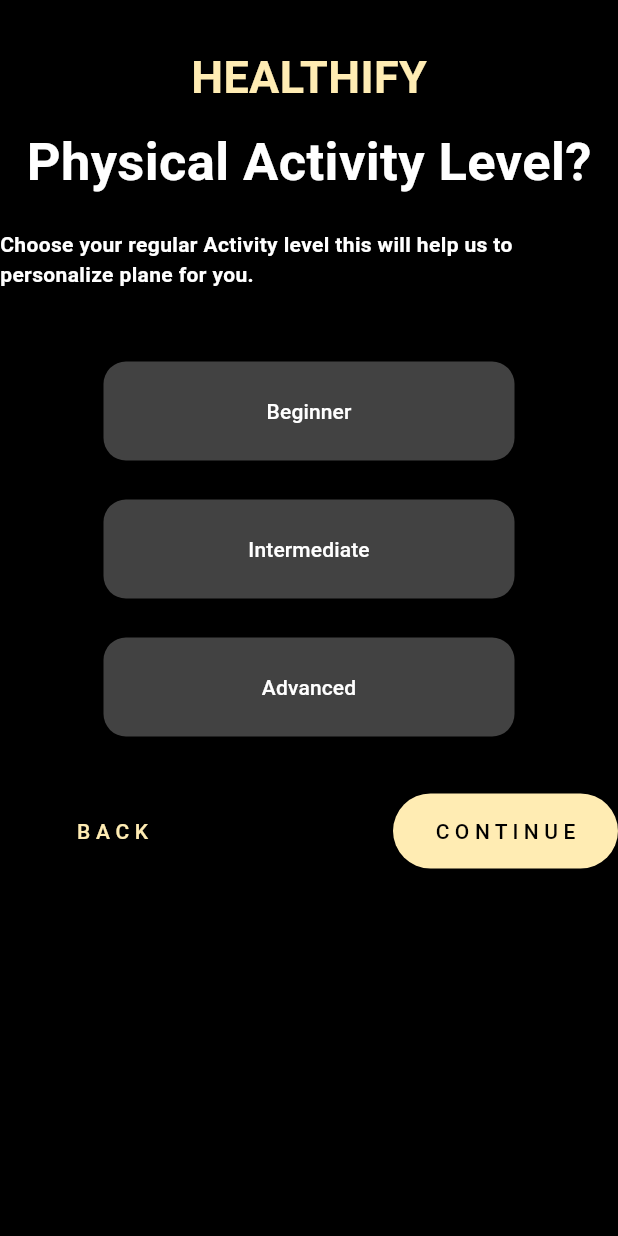
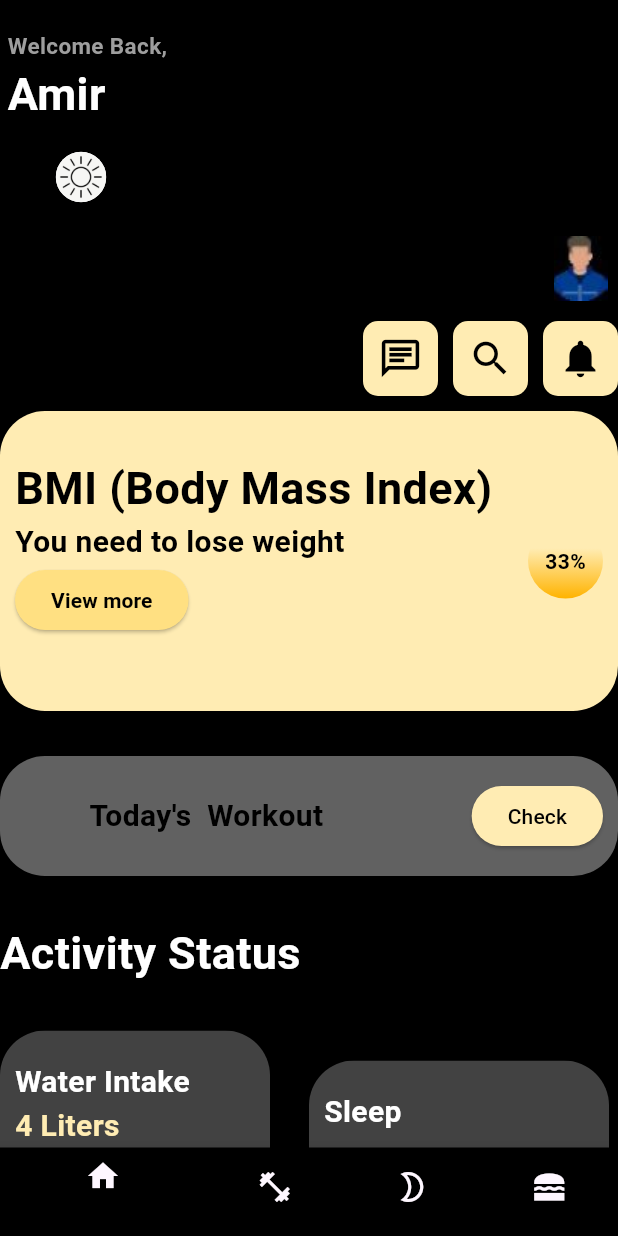
Before and after one commit to ErenySamir/Fitness, a Flutter app: the screen it shows after launch, on a phone screen of 412 x 824 dp. Run offline on Flutter 3.47's test engine with Material 3 defaults, Android fonts, the phone set to English and light mode, and no system bars.

Commit message:
Home Page

```diff
--- /dev/null
+++ b/lib/Profile/Food.dart
@@ -0,0 +1,10 @@
+import 'package:flutter/cupertino.dart';
+
+class FoodPage extends StatelessWidget {
+  @override
+  Widget build(BuildContext context) {
+    return Center(
+      child: Text('Search Page'),
+    );
+  }
+}
--- /dev/null
+++ b/lib/Profile/Health.dart
@@ -0,0 +1,10 @@
+import 'package:flutter/cupertino.dart';
+
+class HealthPage extends StatelessWidget {
+  @override
+  Widget build(BuildContext context) {
+    return Center(
+      child: Text('Health Page'),
+    );
+  }
+}
--- /dev/null
+++ b/lib/Profile/Home.dart
@@ -0,0 +1,501 @@
+import 'package:flutter/material.dart';
+
+import 'Food.dart';
+import 'Moon.dart';
+import 'Profile.dart';
+import 'Health.dart';
+
+class Home extends StatefulWidget {
+  @override
+  State<Home> createState() {
+    return HomeState();
+  }
+}
+
+class HomeState extends State<Home> {
+  bool isDarkMode = true;
+  int currentIndexx = 0;
+
+  final List<Widget> pages = [
+    ProfilePage(),
+    FoodPage(),
+    MoonPage(),
+    HealthPage(),
+  ];
+
+  @override
+  Widget build(BuildContext context) {
+    return Scaffold(
+      backgroundColor: Colors.black,
+      body: SingleChildScrollView(
+        child: Column(crossAxisAlignment: CrossAxisAlignment.start, children: [
+          Padding(
+            padding: const EdgeInsets.only(top: 20, left: 5),
+            child: Text(
+              "Welcome Back,",
+              style: TextStyle(
+                color: Colors.grey,
+                fontSize: 15.0,
+                fontWeight: FontWeight.bold,
+              ),
+            ),
+          ),
+          Padding(
+            padding: const EdgeInsets.only(left: 5),
+            child: Text(
+              "Amir ",
+              style: TextStyle(
+                color: Colors.white,
+                fontSize: 30.0,
+                fontWeight: FontWeight.bold,
+              ),
+            ),
+          ),
+          const SizedBox(height: 10.0),
+          Padding(
+            padding: const EdgeInsets.only(left: 10.0),
+            child: Transform.scale(
+              scale: 1.4,
+              child: Switch(
+                value: isDarkMode,
+                onChanged: (value) {
+                  setState(() {
+                    isDarkMode = value;
+                  });
+                },
+                activeTrackColor: Colors.black,
+                inactiveTrackColor: Colors.black,
+                inactiveThumbColor: Colors.black,
+                activeThumbImage: AssetImage('assets/images/ssun.jpg'),
+                inactiveThumbImage: AssetImage('assets/images/moon.jpg'),
+              ),
+            ),
+          ),
+          SizedBox(height: 10),
+          Row(
+            mainAxisAlignment: MainAxisAlignment.end,
+            children: [
+              Padding(
+                padding: const EdgeInsets.only(top: 2.0),
+                child: Container(
+                  width: 50,
+                  height: 50,
+                  decoration: BoxDecoration(
+                    shape: BoxShape.circle,
+                  ),
+                  child: Image.asset(
+                    'assets/images/person.jpg',
+                  ),
+                ),
+              ),
+            ],
+          ),
+          SizedBox(height: 10),
+          Row(
+            mainAxisAlignment: MainAxisAlignment.end,
+            children: [
+              SizedBox(width: 10),
+              Container(
+                width: 50,
+                height: 50,
+                decoration: BoxDecoration(
+                  shape: BoxShape.rectangle,
+                  borderRadius: BorderRadius.circular(10.0),
+                  color: Colors.amber.shade100,
+                ),
+                child: Icon(
+                  Icons.chat_outlined,
+                  color: Colors.black,
+                  size: 30,
+                ),
+              ),
+              SizedBox(width: 10),
+              Container(
+                width: 50,
+                height: 50,
+                decoration: BoxDecoration(
+                  borderRadius: BorderRadius.circular(10.0),
+                  shape: BoxShape.rectangle,
+                  color: Colors.amber.shade100,
+                ),
+                child: Icon(
+                  Icons.search,
+                  color: Colors.black,
+                  size: 30,
+                ),
+              ),
+              SizedBox(width: 10),
+              Container(
+                width: 50,
+                height: 50,
+                decoration: BoxDecoration(
+                  shape: BoxShape.rectangle,
+                  borderRadius: BorderRadius.circular(10.0),
+                  color: Colors.amber.shade100,
+                ),
+                child: Icon(
+                  Icons.notifications,
+                  color: Colors.black,
+                  size: 30,
+                ),
+              ),
+            ],
+          ),
+          Padding(
+            padding: const EdgeInsets.only(top: 10.0),
+            child: ClipRRect(
+              borderRadius: BorderRadius.circular(30),
+              child: SizedBox(
+                width: 900,
+                height: 200,
+                child: Container(
+                    color: Colors.amber.shade100,
+                    height: 300,
+                    child: Padding(
+                      padding: const EdgeInsets.fromLTRB(10, 20, 10, 20),
+                      child: Row(
+                        mainAxisAlignment: MainAxisAlignment.end,
+                        children: <Widget>[
+                          Expanded(
+                            child: Column(
+                              crossAxisAlignment: CrossAxisAlignment.start,
+                              children: <Widget>[
+                                SizedBox(height: 10),
+                                Text(
+                                  'BMI (Body Mass Index)',
+                                  style: TextStyle(
+                                      color: Colors.black,
+                                      fontSize: 30,
+                                      fontWeight: FontWeight.bold), //TextStyle
+                                ),
+                                SizedBox(), //SizedBox
+                                Text(
+                                  'You need to lose weight',
+                                  style: TextStyle(
+                                      color: Colors.black,
+                                      fontSize: 20,
+                                      fontWeight: FontWeight.bold), //TextStyle
+                                ), //Text
+                                SizedBox(),
+                                ElevatedButton(
+                                  onPressed: () {},
+                                  style: ElevatedButton.styleFrom(
+                                    backgroundColor: Colors.amber.shade200,
+                                  ),
+                                  child: Text(
+                                    'View more',
+                                    style: TextStyle(
+                                        color: Colors.black,
+                                        fontWeight: FontWeight.bold),
+                                  ),
+                                ),
+                              ],
+                            ),
+                          ),
+                          SizedBox(width: 20),
+                          Container(
+                            width: 50,
+                            height: 50,
+                            decoration: BoxDecoration(
+                              shape: BoxShape.circle,
+                              gradient: LinearGradient(
+                                colors: [
+                                  Colors.amber.shade100,
+                                  Colors.amber.shade600
+                                ],
+                                stops: [0.33, 1.0],
+                                begin: Alignment.topCenter,
+                                end: Alignment.bottomCenter,
+                              ),
+                            ),
+                            child: Center(
+                              child: Text(
+                                '33%',
+                                style: TextStyle(
+                                  color: Colors.black,
+                                  fontWeight: FontWeight.bold,
+                                ),
+                              ),
+                            ),
+                          )
+                        ],
+                      ),
+                    )),
+              ),
+            ), //Banner
+            // ),
+          ),
+          Padding(
+            padding: const EdgeInsets.only(top: 30.0, bottom: 30),
+            child: ClipRRect(
+              borderRadius: BorderRadius.circular(30),
+              child: SizedBox(
+                width: 900,
+                height: 80,
+                child: Container(
+                  color: Colors.grey.shade700,
+                  height: 300,
+                  child: Padding(
+                    padding: const EdgeInsets.fromLTRB(10, 20, 10, 20),
+                    child: Row(
+                      mainAxisAlignment: MainAxisAlignment.spaceBetween,
+                      children: <Widget>[
+                        const SizedBox(
+                          height: 5,
+                        ), //SizedBox
+                        Padding(
+                          padding: const EdgeInsets.only(left: 0.0),
+                          child: const Text(
+                            "Today's  Workout",
+                            style: TextStyle(
+                                color: Colors.black,
+                                fontSize: 20,
+                                fontWeight: FontWeight.bold), //TextStyle
+                          ),
+                        ), //Text
+                        const SizedBox(height: 20),
+                        Row(
+                          mainAxisAlignment: MainAxisAlignment.end,
+                          children: <Widget>[
+                            ElevatedButton(
+                              onPressed: () {},
+                              style: ElevatedButton.styleFrom(
+                                backgroundColor: Colors.amber.shade100,
+                              ),
+                              child: Text(
+                                'Check',
+                                style: TextStyle(color: Colors.black),
+                              ),
+                            ),
+                          ],
+                        ),
+                      ],
+                    ),
+                  ),
+                ),
+              ),
+            ),
+          ),
+          //############################################################################
+          Column(
+            crossAxisAlignment: CrossAxisAlignment.start,
+            children: [
+              Text(
+                "Activity Status",
+                style: TextStyle(
+                  color: Colors.white,
+                  fontSize: 30,
+                  fontWeight: FontWeight.bold,
+                ),
+              ),
+              Row(
+                mainAxisAlignment: MainAxisAlignment.start,
+                children: [
+                  Expanded(
+                    child: Column(
+                      crossAxisAlignment: CrossAxisAlignment.start,
+                      children: [
+                        Padding(
+                          padding: EdgeInsets.only(top: 30.0, bottom: 30),
+                          child: ClipRRect(
+                            borderRadius: BorderRadius.circular(30),
+                            child: SizedBox(
+                              width: 180,
+                              height: 500,
+                              child: Container(
+                                color: Colors.grey.shade800,
+                                height: 30,
+                                child: Padding(
+                                  padding: const EdgeInsets.fromLTRB(10, 20, 10, 20),
+                                  child: Column(
+                                    crossAxisAlignment: CrossAxisAlignment.start,
+                                    children: <Widget>[
+                                      SizedBox(),
+                                      Text(
+                                        "Water Intake",
+                                        style: TextStyle(
+                                          color: Colors.white,
+                                          fontSize: 20,
+                                          fontWeight: FontWeight.bold,
+                                        ),
+                                      ),
+                                      Text(
+                                        "4 Liters",
+                                        style: TextStyle(
+                                          color: Colors.amber.shade100,
+                                          fontSize: 20,
+                                          fontWeight: FontWeight.bold,
+                                        ),
+                                      ),
+                                    ],
+                                  ),
+                                ),
+                              ),
+                            ),
+                          ),
+                        ),
+                      ],
+                    ),
+                  ),
+                  Expanded(
+                    child: Column(
+                      crossAxisAlignment: CrossAxisAlignment.start,
+                      children: [
+                        Padding(
+                          padding: EdgeInsets.only(top: 30.0, bottom: 30),
+                          child: ClipRRect(
+                            borderRadius: BorderRadius.circular(30),
+                            child: SizedBox(
+                              width: 200,
+                              height: 200,
+                              child: Container(
+                                color: Colors.grey.shade800,
+                                height: 30,
+                                child: Padding(
+                                  padding: const EdgeInsets.fromLTRB(10, 20, 10, 20),
+                                  child: Column(
+                                    crossAxisAlignment: CrossAxisAlignment.start,
+                                    children: <Widget>[
+                                      SizedBox(),
+                                      Text(
+                                        'Sleep ',
+                                        style: TextStyle(
+                                          color: Colors.white,
+                                          fontSize: 20,
+                                          fontWeight: FontWeight.bold,
+                                        ),
+                                      ),
+                                      SizedBox(height: 10),
+                                      Text(
+                                        '8h 20m ',
+                                        style: TextStyle(
+                                          color: Colors.amber.shade100,
+                                          fontSize: 20,
+                                          fontWeight: FontWeight.bold,
+                                        ),
+                                      ),
+                                      Container(
+                                        width: 380,
+                                        height: 90,
+                                        decoration: BoxDecoration(
+                                          shape: BoxShape.rectangle,
+                                        ),
+                                        child: Image.asset(
+                                          'assets/images/wave.jpg',
+                                        ),
+                                      ),
+                                    ],
+                                  ),
+                                ),
+                              ),
+                            ),
+                          ),
+                        ),
+                        Padding(
+                          padding: EdgeInsets.only(top: 30.0, bottom: 30),
+                          child: ClipRRect(
+                            borderRadius: BorderRadius.circular(30),
+                            child: SizedBox(
+                              width: 200,
+                              height: 200,
+                              child: Container(
+                                color: Colors.grey.shade800,
+                                height: 30,
+                                child: Padding(
+                                  padding: const EdgeInsets.fromLTRB(10, 20, 10, 20),
+                                  child: Column(
+                                    crossAxisAlignment: CrossAxisAlignment.start,
+                                    children: <Widget>[
+                                      SizedBox(),
+                                      Text(
+                                        'Calories',
+                                        style: TextStyle(
+                                          color: Colors.white,
+                                          fontSize: 20,
+                                          fontWeight: FontWeight.bold,
+                                        ),
+                                      ),
+                                      SizedBox(height: 10),
+                                      Text(
+                                        '760 kCal',
+                                        style: TextStyle(
+                                          color: Colors.amber.shade100,
+                                          fontSize: 20,
+                                          fontWeight: FontWeight.bold,
+                                        ),
+                                      ),
+                                      Container(
+                                        width: 200,
+                                        height: 80,
+                                        decoration: BoxDecoration(
+                                          shape: BoxShape.circle,
+                                          gradient: LinearGradient(
+                                            colors: [
+                                              Colors.amber.shade100,
+                                              Colors.amber.shade600
+                                            ],
+                                            stops: [0.33, 1.0],
+                                            begin: Alignment.topCenter,
+                                            end: Alignment.bottomCenter,
+                                          ),
+                                        ),
+                                        child: Center(
+                                          child: Text(
+                                            '760 kCal,left',
+                                            style: TextStyle(
+                                              color: Colors.black,
+                                              fontWeight: FontWeight.bold,
+                                            ),
+                                          ),
+                                        ),
+                                      )
+
+                                    ],
+                                  ),
+                                ),
+                              ),
+                            ),
+                          ),
+                        ),
+                      ],
+                    ),
+                  ),
+                ],
+              ),
+            ],
+          ),        ]),
+      ),
+      bottomNavigationBar: BottomNavigationBar(
+        backgroundColor: Colors.black,
+        currentIndex: currentIndexx,
+        onTap: (index) {
+          setState(() {
+            currentIndexx = index;
+          });
+        },
+        items: [
+          BottomNavigationBarItem(
+            icon: Icon(Icons.home),
+            label: "",
+            backgroundColor: Colors.black,
+          ),
+          BottomNavigationBarItem(
+            icon: Icon(Icons.fitness_center_sharp),
+            label: "",
+            backgroundColor: Colors.black,
+          ),
+          BottomNavigationBarItem(
+            icon: Icon(Icons.mode_night_outlined),
+            label: "",
+            backgroundColor: Colors.black,
+          ),
+          BottomNavigationBarItem(
+            icon: Icon(Icons.lunch_dining_sharp),
+            label: "",
+            backgroundColor: Colors.black,
+          ),
+        ],
+      ),
+    );
+  }
+}
--- /dev/null
+++ b/lib/Profile/Moon.dart
@@ -0,0 +1,10 @@
+import 'package:flutter/cupertino.dart';
+
+class MoonPage extends StatelessWidget {
+  @override
+  Widget build(BuildContext context) {
+    return Center(
+      child: Text('Moon Page'),
+    );
+  }
+}
--- /dev/null
+++ b/lib/Profile/Profile.dart
@@ -0,0 +1,10 @@
+import 'package:flutter/cupertino.dart';
+
+class ProfilePage extends StatelessWidget {
+  @override
+  Widget build(BuildContext context) {
+    return Center(
+      child: Text('Profile Page'),
+    );
+  }
+}
--- a/lib/main.dart
+++ b/lib/main.dart
@@ -1,3 +1,4 @@
+import 'package:fitness/Profile/Home.dart';
 import 'package:fitness/Login/LogIn.dart';
 import 'package:fitness/Login/Register.dart';
 import 'package:fitness/UserInformation/ActivityLevel.dart';
@@ -14,7 +15,7 @@ void main() {
   runApp(
       MaterialApp(
         debugShowCheckedModeBanner: false,
-        home: ActivityLevel(),
+        home: Home(),
       )
   );
 }
--- a/pubspec.yaml
+++ b/pubspec.yaml
@@ -35,6 +35,7 @@ dependencies:
   # The following adds the Cupertino Icons font to your application.
   # Use with the CupertinoIcons class for iOS style icons.
   cupertino_icons: ^1.0.2
+  banners: ^0.3.1
 
 dev_dependencies:
   flutter_test:
```
Also changed, not shown: assets/images/moon.jpg (added), assets/images/person.jpg (added), assets/images/ssun.jpg (added), assets/images/wave.jpg (added), pubspec.lock.
